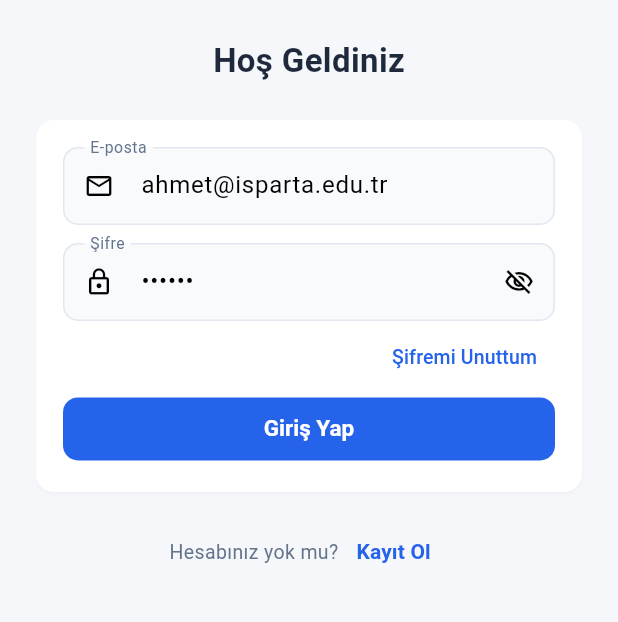
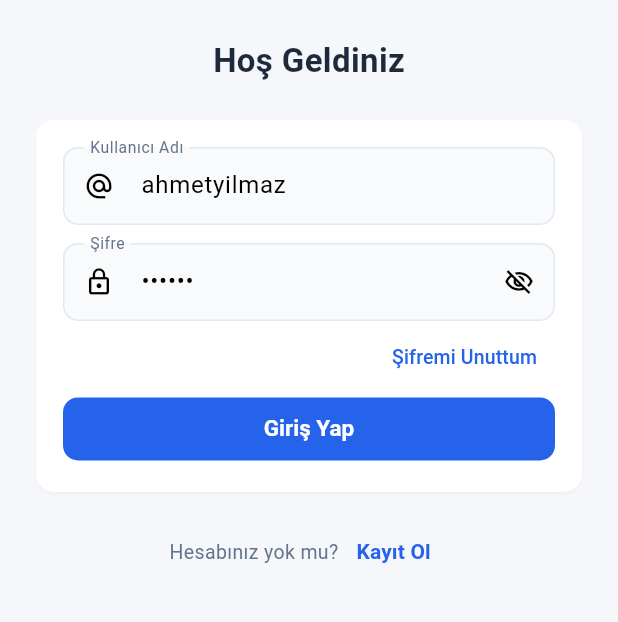
Before and after one commit to burqky/Mobil_Programlama, a Flutter app: the screen it shows after launch, on a phone screen of 412 x 824 dp, the part 433-1055 px from its top. Run offline on Flutter 3.47's test engine with Material 3 defaults, Android fonts, the phone set to English and light mode, and no system bars; network calls fail.

Commit message:
Giriş sayfası,Şifremi Unuttum Sayfası ve Kayıt Ol Sayfları güncellendi.

```diff
--- a/spor_uygulamasi/lib/screens/auth_screen.dart
+++ b/spor_uygulamasi/lib/screens/auth_screen.dart
@@ -16,49 +16,105 @@ class _AuthScreenState extends State<AuthScreen> {
   int _mode = 0;
   bool _isLoading = false;
   bool _hidePassword = true;
+  bool _hideConfirmPassword = true;
 
   final TextEditingController _nameController = TextEditingController(
     text: 'Ahmet Yılmaz',
   );
+  final TextEditingController _usernameController = TextEditingController(
+    text: 'ahmetyilmaz',
+  );
   final TextEditingController _emailController = TextEditingController(
     text: 'ahmet@isparta.edu.tr',
   );
+  final TextEditingController _phoneController = TextEditingController(
+    text: '0555 123 45 67',
+  );
   final TextEditingController _passwordController = TextEditingController(
+    text: '123456',
+  );
+  final TextEditingController _confirmPasswordController =
+      TextEditingController(
         text: '123456',
       );
 
   @override
   void dispose() {
     _nameController.dispose();
+    _usernameController.dispose();
     _emailController.dispose();
+    _phoneController.dispose();
     _passwordController.dispose();
+    _confirmPasswordController.dispose();
     super.dispose();
   }
 
   // Giriş ve kayıt işlemi (Future.delayed ile asenkron simülasyon)
   Future<void> _submit() async {
+    final name = _nameController.text.trim();
+    final username = _usernameController.text.trim();
     final email = _emailController.text.trim();
+    final phone = _phoneController.text.trim();
     final password = _passwordController.text.trim();
-    final name = _nameController.text.trim();
+    final confirmPassword = _confirmPasswordController.text.trim();
 
-    if (email.isEmpty || password.isEmpty) {
+    if (_mode == 0 && (username.isEmpty || password.isEmpty)) {
       ScaffoldMessenger.of(context).showSnackBar(
         const SnackBar(
-          content: Text('Lütfen e-posta ve şifre giriniz.'),
+          content: Text('Lütfen kullanıcı adı ve şifre giriniz.'),
           backgroundColor: AppColors.error,
         ),
       );
       return;
     }
 
-    if (_mode == 1 && name.isEmpty) {
+    if (_mode == 1) {
+      if (name.isEmpty ||
+          username.isEmpty ||
+          email.isEmpty ||
+          phone.isEmpty ||
+          password.isEmpty ||
+          confirmPassword.isEmpty) {
         ScaffoldMessenger.of(context).showSnackBar(
           const SnackBar(
-          content: Text('Lütfen ad soyad giriniz.'),
+            content: Text('Lütfen tüm kayıt alanlarını doldurunuz.'),
             backgroundColor: AppColors.error,
           ),
         );
         return;
+      }
+
+      if (password != confirmPassword) {
+        ScaffoldMessenger.of(context).showSnackBar(
+          const SnackBar(
+            content: Text('Şifreler birbiriyle eşleşmiyor.'),
+            backgroundColor: AppColors.error,
+          ),
+        );
+        return;
+      }
+    }
+
+    if (_mode == 2) {
+      if (email.isEmpty || password.isEmpty || confirmPassword.isEmpty) {
+        ScaffoldMessenger.of(context).showSnackBar(
+          const SnackBar(
+            content: Text('Lütfen e-posta, şifre ve şifre tekrarını giriniz.'),
+            backgroundColor: AppColors.error,
+          ),
+        );
+        return;
+      }
+
+      if (password != confirmPassword) {
+        ScaffoldMessenger.of(context).showSnackBar(
+          const SnackBar(
+            content: Text('Şifreler birbiriyle eşleşmiyor.'),
+            backgroundColor: AppColors.error,
+          ),
+        );
+        return;
+      }
     }
 
     setState(() => _isLoading = true);
@@ -80,7 +136,9 @@ class _AuthScreenState extends State<AuthScreen> {
     if (name.isNotEmpty) {
       AppStateData.currentUserName = name;
     }
+    if (email.isNotEmpty) {
       AppStateData.currentUserEmail = email;
+    }
 
     // Kullanıcı adını constructor ile ana ekrana gönderiyoruz
     Navigator.pushReplacement(
@@ -157,17 +215,30 @@ class _AuthScreenState extends State<AuthScreen> {
                       child: Column(
                         crossAxisAlignment: CrossAxisAlignment.stretch,
                         children: [
-                          // Sadece kayıt modunda Ad Soyad gösterilir
+                          // Sadece kayıt modunda İsim Soyisim gösterilir
                           if (_mode == 1) ...[
                             CustomTextField(
                               controller: _nameController,
-                              labelText: 'Ad Soyad',
+                              labelText: 'İsim Soyisim',
                               hintText: 'Adınız ve soyadınız',
                               prefixIcon: Icons.person_outline,
                             ),
                             const SizedBox(height: 12),
                           ],
 
+                          // Giriş ve kayıt modunda Kullanıcı Adı gösterilir
+                          if (_mode != 2) ...[
+                            CustomTextField(
+                              controller: _usernameController,
+                              labelText: 'Kullanıcı Adı',
+                              hintText: 'Kullanıcı adınız',
+                              prefixIcon: Icons.alternate_email,
+                            ),
+                            const SizedBox(height: 12),
+                          ],
+
+                          // Kayıt ve şifre yenileme modunda E-posta gösterilir
+                          if (_mode != 0) ...[
                             CustomTextField(
                               controller: _emailController,
                               labelText: 'E-posta',
@@ -176,6 +247,19 @@ class _AuthScreenState extends State<AuthScreen> {
                               keyboardType: TextInputType.emailAddress,
                             ),
                             const SizedBox(height: 12),
+                          ],
+
+                          // Sadece kayıt modunda Telefon gösterilir
+                          if (_mode == 1) ...[
+                            CustomTextField(
+                              controller: _phoneController,
+                              labelText: 'Telefon',
+                              hintText: '05XX XXX XX XX',
+                              prefixIcon: Icons.phone_outlined,
+                              keyboardType: TextInputType.phone,
+                            ),
+                            const SizedBox(height: 12),
+                          ],
 
                           CustomTextField(
                             controller: _passwordController,
@@ -195,6 +279,32 @@ class _AuthScreenState extends State<AuthScreen> {
                               },
                             ),
                           ),
+
+                          // Kayıt ve şifre yenileme modunda Şifre Tekrar gösterilir
+                          if (_mode != 0) ...[
+                            const SizedBox(height: 12),
+                            CustomTextField(
+                              controller: _confirmPasswordController,
+                              labelText: 'Şifre Tekrar',
+                              hintText: 'Şifrenizi tekrar girin',
+                              prefixIcon: Icons.lock_outline,
+                              obscureText: _hideConfirmPassword,
+                              suffixIcon: IconButton(
+                                icon: Icon(
+                                  _hideConfirmPassword
+                                      ? Icons.visibility_off_outlined
+                                      : Icons.visibility_outlined,
+                                  size: 20,
+                                ),
+                                onPressed: () {
+                                  setState(
+                                    () => _hideConfirmPassword =
+                                        !_hideConfirmPassword,
+                                  );
+                                },
+                              ),
+                            ),
+                          ],
 
                           if (_mode == 0)
                             Align(
```
Lines whose indentation alone changed are shown as unchanged.
